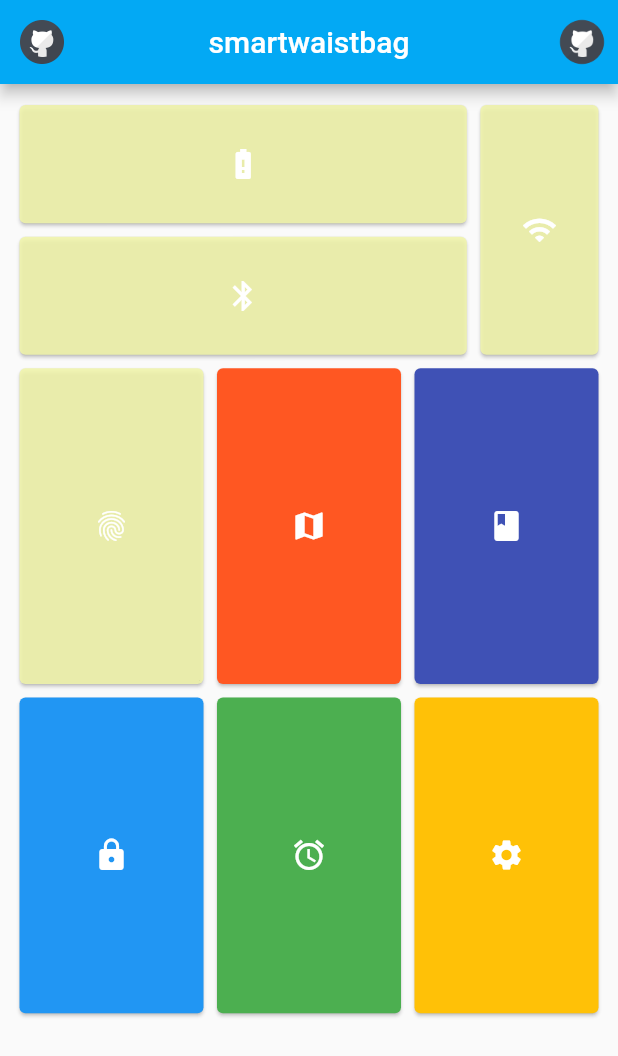
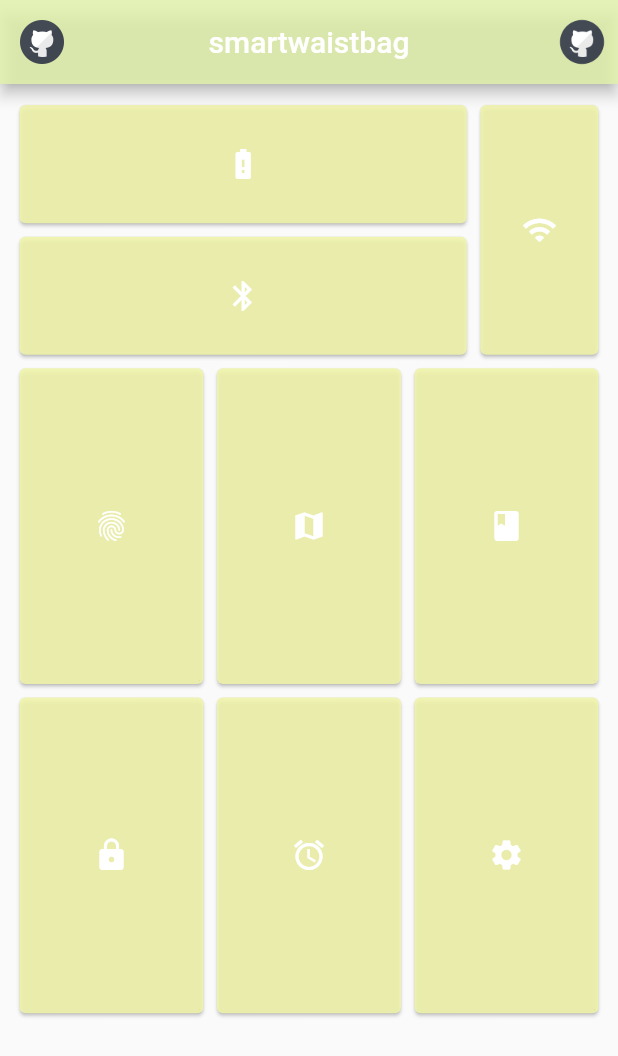
Before and after one commit to jhsavely/SmartWaistBag, a Flutter app: the screen it shows after launch, on a phone screen of 412 x 824 dp. Shown: the top 1056 px of the screen. Run offline on Flutter 3.47's test engine with Material 2 defaults, Android fonts, the phone set to English and light mode, and no system bars; our stand-ins replace flutter_svg.

Commit message:
on the way to conteiner +1

```diff
--- a/lib/main.dart
+++ b/lib/main.dart
@@ -19,11 +19,11 @@ List<Widget> _tiles = const <Widget>[
   const _MyTile(Color(0xDDF1F5AA), Icons.wifi),
   const _MyTile(Color(0xDDF1F5AA), Icons.bluetooth),
   const _MyTile(Color(0xDDF1F5AA), Icons.fingerprint),
-  const _MyTile(Colors.deepOrange, Icons.map),
-  const _MyTile(Colors.indigo, Icons.book),
-  const _MyTile(Colors.blue, Icons.lock),
-  const _MyTile(Colors.green, Icons.alarm),
-  const _MyTile(Colors.amber, Icons.settings),
+  const _MyTile(Color(0xDDF1F5AA), Icons.map),
+  const _MyTile(Color(0xDDF1F5AA), Icons.book),
+  const _MyTile(Color(0xDDF1F5AA), Icons.lock),
+  const _MyTile(Color(0xDDF1F5AA), Icons.alarm),
+  const _MyTile(Color(0xDDF1F5AA), Icons.settings),
 ];
 
 void main() {
@@ -50,7 +50,7 @@ class MyApp1 extends StatelessWidget {
   Widget build(BuildContext context) {
     return new Scaffold(
         appBar: AppBar(
-          backgroundColor: Colors.lightBlue,
+          backgroundColor: Color(0xCFE2F3AA),
           title: Text('smartwaistbag'),
           centerTitle: true,
           leading: IconButton(
```
